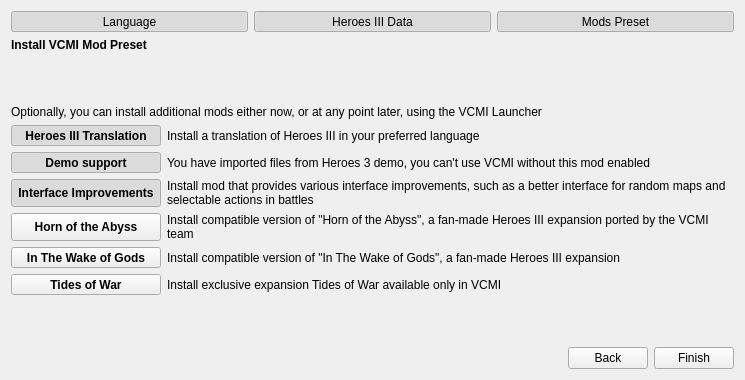
Qt form launcher/firstLaunch/firstlaunch_moc.ui (GeorgeK1ng/vcmi) before a commit.
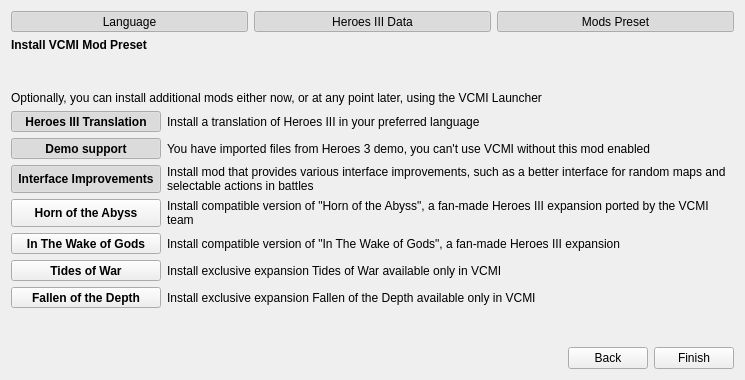
The same form after that commit. Icons and pictures are not drawn.

```diff
--- a/launcher/firstLaunch/firstlaunch_moc.ui
+++ b/launcher/firstLaunch/firstlaunch_moc.ui
@@ -792,6 +792,22 @@
            </property>
           </widget>
          </item>
+         <item row="7" column="1">
+          <widget class="QLabel" name="labelPresetFodDescr">
+           <property name="sizePolicy">
+            <sizepolicy hsizetype="Preferred" vsizetype="Preferred">
+             <horstretch>100</horstretch>
+             <verstretch>0</verstretch>
+            </sizepolicy>
+           </property>
+           <property name="text">
+            <string>Install exclusive expansion Fallen of the Depth available only in VCMI</string>
+           </property>
+           <property name="wordWrap">
+            <bool>true</bool>
+           </property>
+          </widget>
+         </item>
          <item row="2" column="1">
           <widget class="QLabel" name="labelPresetDemoDescr">
            <property name="sizePolicy">
@@ -888,6 +904,38 @@
            </property>
           </widget>
          </item>
+         <item row="7" column="0">
+          <widget class="QToolButton" name="buttonPresetFod">
+           <property name="sizePolicy">
+            <sizepolicy hsizetype="Preferred" vsizetype="Preferred">
+             <horstretch>0</horstretch>
+             <verstretch>0</verstretch>
+            </sizepolicy>
+           </property>
+           <property name="font">
+            <font>
+             <bold>true</bold>
+            </font>
+           </property>
+           <property name="text">
+            <string>Fallen of the Depth</string>
+           </property>
+           <property name="icon">
+            <iconset resource="../resources.qrc">
+             <normaloff>:/icons/mod-disabled.png</normaloff>
+             <normalon>:icons/mod-enabled.png</normalon>:/icons/mod-disabled.png</iconset>
+           </property>
+           <property name="checkable">
+            <bool>true</bool>
+           </property>
+           <property name="toolButtonStyle">
+            <enum>Qt::ToolButtonTextBesideIcon</enum>
+           </property>
+           <property name="autoRaise">
+            <bool>false</bool>
+           </property>
+          </widget>
+         </item>
          <item row="2" column="0">
           <widget class="QToolButton" name="buttonPresetDemo">
            <property name="sizePolicy">
```
